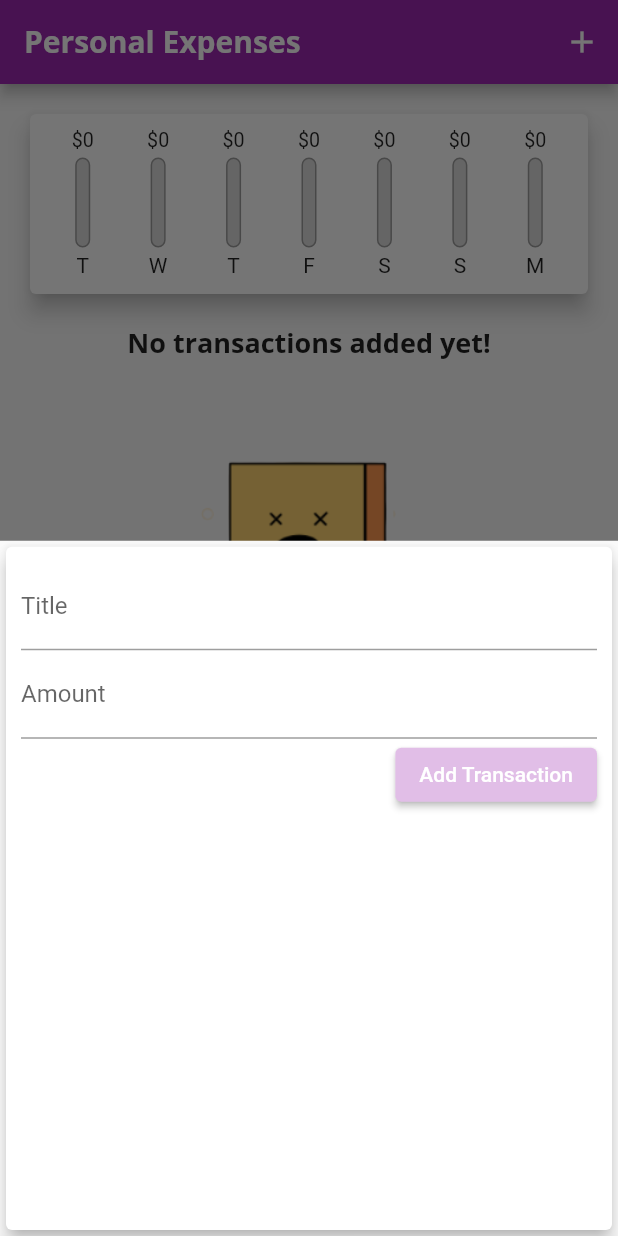
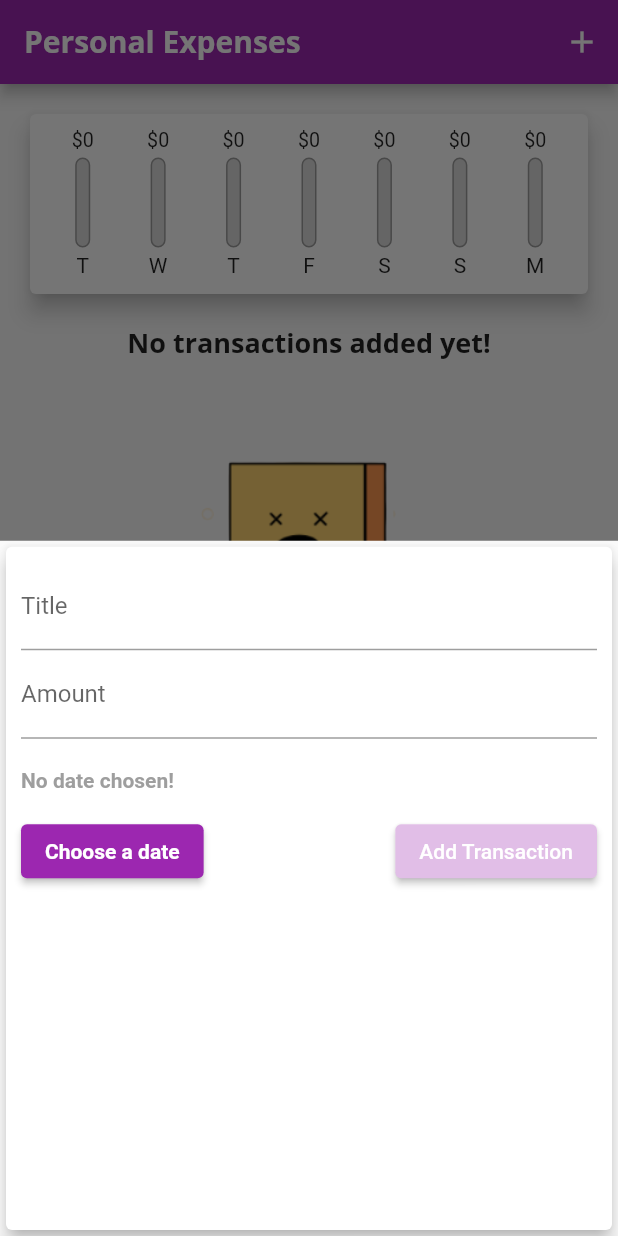
Before and after one commit to Eduard118/expenses_app, a Flutter app: the screen it shows after launch, after a tap on the "add" icon, on a phone screen of 412 x 824 dp. Run offline on Flutter 3.47's test engine with Material 2 defaults, Android fonts, the phone set to English and light mode, and no system bars.

Commit message:
final day

```diff
--- a/lib/main.dart
+++ b/lib/main.dart
@@ -58,7 +58,10 @@ class MyHomePage extends StatefulWidget {
 
 class _MyHomePageState extends State<MyHomePage> {
 
-  final List<Transaction> _userTransactions = [
+
+  GlobalKey<ChartState> globalKeyChart = GlobalKey<ChartState>();
+
+  List<Transaction> _userTransactions = [
     /*Transaction(
         id: 't1', title: 'New Shoes', amount: 69.99, date: DateTime.now()),
     Transaction(
@@ -79,11 +82,11 @@ class _MyHomePageState extends State<MyHomePage> {
     }).toList();
   }
 
-  void _addNewTransaction(String txTitle, double txAmount){
+  void _addNewTransaction(String txTitle, double txAmount, DateTime chosenDate){
     final newTx = Transaction(
       title: txTitle,
       amount: txAmount,
-      date: DateTime.now(),
+      date: chosenDate,
       id: DateTime.now().toString(),
     );
 
@@ -119,8 +122,16 @@ class _MyHomePageState extends State<MyHomePage> {
               //mainAxisAlignment: MainAxisAlignment.start,
               crossAxisAlignment: CrossAxisAlignment.stretch,
               children: <Widget>[
-                Chart(_userTransactions),
-                TransactionList(_userTransactions)
+                Chart(_userTransactions, key: globalKeyChart),
+                TransactionList(_userTransactions,
+                        (List<Transaction> localTransactions){
+                  _userTransactions = localTransactions;
+                  globalKeyChart.currentState?.updateRecentTransaction(_userTransactions);
+                  setState(() {
+
+                  });
+                }
+                )
               ],
             ),
         ),
--- a/lib/widgets/chart.dart
+++ b/lib/widgets/chart.dart
@@ -4,10 +4,29 @@ import 'package:intl/intl.dart';
 
 import 'chart_bar.dart';
 
-class Chart extends StatelessWidget {
-  final List<Transaction> recentTransactions;
+class Chart extends StatefulWidget {
+  List<Transaction> recentTransactions;
 
-  Chart(this.recentTransactions);
+  Chart(this.recentTransactions, {required Key key}) : super(key: key);
+
+  @override
+  State<Chart> createState() => ChartState();
+}
+
+class ChartState extends State<Chart> {
+
+  late List<Transaction> recentTransactions;
+
+  @override
+  void initState() {
+    recentTransactions = widget.recentTransactions;
+  }
+
+  void updateRecentTransaction(List<Transaction> auxTrans){
+    setState((){
+      recentTransactions = auxTrans;
+    });
+  }
 
   List<Map<String, dynamic>> get groupedTrnsactionValues{
     return List.generate(7, (index) {
@@ -35,6 +54,9 @@ class Chart extends StatelessWidget {
       return sum + item['amount'];
     });
   }
+
+
+
   @override
   Widget build(BuildContext context) {
     print(groupedTrnsactionValues);
--- a/lib/widgets/new_transaction.dart
+++ b/lib/widgets/new_transaction.dart
@@ -2,6 +2,8 @@ import 'dart:ui';
 import 'package:flutter/material.dart';
 import 'dart:math' as math;
 import 'package:flutter/services.dart';
+import 'package:intl/intl.dart';
+
 class NewTransaction extends StatefulWidget {
 
   final Function addTx;
@@ -13,22 +15,25 @@ class NewTransaction extends StatefulWidget {
 }
 
 class _NewTransactionState extends State<NewTransaction> {
-  final titleController = TextEditingController();
+  final _titleController = TextEditingController();
+  final _amountController = TextEditingController();
 
-  final amountController = TextEditingController();
 
   FocusNode amountFocusNode = FocusNode();
 
-  void submitDada(){
-    final enteredTitle = titleController.text;
+  bool dateWasSelectedFlag = false;
+  DateTime? _selectedDate;
+
+  void _submitDada(){
+    final enteredTitle = _titleController.text;
     double enteredAmount = 0.00;
 
     try{
-      enteredAmount = double.parse(amountController.text);
+      enteredAmount = double.parse(_amountController.text);
     }catch(_){
 
     }
-    if(enteredTitle.isEmpty || enteredAmount <= 0){
+    if(enteredTitle.isEmpty || enteredAmount <= 0 || _selectedDate == null){
       ///Reminder: try add a Snackbar message for invalid inputs
 
         return;
@@ -37,6 +42,7 @@ class _NewTransactionState extends State<NewTransaction> {
       widget.addTx(
         enteredTitle,
         enteredAmount,
+        _selectedDate,
       );
     Navigator.of(context).pop();
     ScaffoldMessenger.of(context).showSnackBar(SnackBar(
@@ -47,21 +53,39 @@ class _NewTransactionState extends State<NewTransaction> {
 
   }
 
+  Future<void> _presentDatePicker()async{
+    DateTime? res = await showDatePicker(
+      context: context,
+      initialDate: DateTime.now(),
+      firstDate: DateTime(2000),
+      lastDate: DateTime(2050),
+    );
+
+    if(res == null){
+      return;
+    }
+    setState(() {
+      _selectedDate = res;
+      dateWasSelectedFlag = true;
+    });
+  }
+
   bool functieVerificareValiditate(){
-    final enteredTitle = titleController.text;
+    final enteredTitle = _titleController.text;
     double enteredAmount = 0.00;
 
     try{
-      enteredAmount = double.parse(amountController.text);
+      enteredAmount = double.parse(_amountController.text);
     }catch(_){
 
     }
-    if(enteredTitle.isNotEmpty && enteredAmount > 0){
+    if(enteredTitle.isNotEmpty && enteredAmount > 0 && dateWasSelectedFlag == true){
       return true;
     }
-
     return false;
   }
+
+
 
   @override
   Widget build(BuildContext context) {
@@ -80,15 +104,15 @@ class _NewTransactionState extends State<NewTransaction> {
 
                 });
               },
-              controller: titleController,
+              controller: _titleController,
             ),
             TextField(
               decoration: InputDecoration(labelText: 'Amount'),
               focusNode: amountFocusNode,
-              controller: amountController,
+              controller: _amountController,
               keyboardType: const TextInputType.numberWithOptions(decimal: true, signed: false),
 
-              onSubmitted: (_) => submitDada(),
+              onSubmitted: (_) => _submitDada(),
               onChanged: (_){
                 setState(() {
 
@@ -96,15 +120,67 @@ class _NewTransactionState extends State<NewTransaction> {
               },
               inputFormatters: [
                 FilteringTextInputFormatter.deny(RegExp("[^0-9.-]")), DecimalTextInputFormatter(decimalRange: 2)]
+            ),
+            Container(
+              padding: EdgeInsets.only(top: 10, bottom: 10),
 
+              child: Row(
+                children: <Widget>[
+                  Padding(
+                    padding: EdgeInsets.fromLTRB(0, 10, 0, 5),
+                    child: Text(_selectedDate == null
+                        ? 'No date chosen!'
+                        : 'Picked date: ${DateFormat("dd MMM yyyy").format(_selectedDate!)}',
+                      style: TextStyle(
+                        fontWeight: FontWeight.bold,
+                        color: Colors.grey,
+                      ),
+                    ),
+                  ),
+                ],
+              ),
             ),
-            ElevatedButton(
-              style: ElevatedButton.styleFrom(
-                  primary: (functieVerificareValiditate())?Theme.of(context).primaryColorDark : Theme.of(context).primaryColorLight),
-              child: Text('Add Transaction'),
+            Row(
+              children: [
+                ElevatedButton(
+                  child: const Text('Choose a date',
+                    style: TextStyle(
+                        fontWeight: FontWeight.bold),
+                  ),
+                  onPressed: () {
+                    _presentDatePicker();
+                    setState(() {
 
-              onPressed: () => submitDada(),
+                    });
+                    ///Cod alegere data cu return type pe .pop({"flag" : date != null, "retVal" : date})
+                    // var res;
+                    // try{
+                    //   dateWasSelectedFlag = res["flag"];
+                    // }
+                    // catch(_){
+                    //   dateWasSelectedFlag = false;
+                    // }
+                    //
+                    // if(dateWasSelectedFlag){
+                    //   ///Move date of "retVal" in class variable
+                    // }
+                  },
+                ),
+                const Expanded(child: SizedBox(
+
+                ),
+
+                ),
+                ElevatedButton(
+                  style: ElevatedButton.styleFrom(
+                      primary: (functieVerificareValiditate())?Theme.of(context).primaryColorDark : Theme.of(context).primaryColorLight),
+                  child: Text('Add Transaction'),
+
+                  onPressed: () => _submitDada(),
+                ),
+              ],
             ),
+
           ],
         ),
       ),
--- a/lib/widgets/transaction_list.dart
+++ b/lib/widgets/transaction_list.dart
@@ -3,18 +3,33 @@ import '../models/transaction.dart';
 import 'package:intl/intl.dart';
 import 'package:expenses_app/main.dart';
 
+typedef TransactionFunction = void Function(List<Transaction>);
 
-class TransactionList extends StatelessWidget {
+class TransactionList extends StatefulWidget {
 
   final List<Transaction> transactions;
+  final TransactionFunction switchToSeach;
+  TransactionList(this.transactions, this.switchToSeach);
 
-  TransactionList(this.transactions);
+  @override
+  State<TransactionList> createState() => _TransactionListState();
+}
 
+class _TransactionListState extends State<TransactionList> {
+
+  Widget stackBehindDismiss(Color clr, Icon icn) {
+    return Container(
+      alignment: Alignment.centerRight,
+      padding: EdgeInsets.only(right: 20.0),
+      color: clr,
+      child: icn,
+    );
+  }
   @override
   Widget build(BuildContext context) {
     return Container(
       height: 470,
-       child: transactions.isEmpty ? Column(children: <Widget>[
+       child: widget.transactions.isEmpty ? Column(children: <Widget>[
           Text(
               'No transactions added yet!',
           style: Theme.of(context).textTheme.headline6,
@@ -31,7 +46,20 @@ class TransactionList extends StatelessWidget {
            :ListView.builder(
             itemBuilder: (ctx, index) {
 
-              return Card(
+              return Dismissible(
+                  background: stackBehindDismiss(Colors.red, Icon(Icons.delete, color: Colors.white,)),
+                key: UniqueKey(),
+                direction: DismissDirection.endToStart,
+                onDismissed: (direction) async {
+                if (direction == DismissDirection.endToStart) {
+                widget.transactions.removeAt(index);
+                widget.switchToSeach(widget.transactions);
+                setState(() {
+
+                });
+                }
+                  },
+                child: Card(
                   elevation: 5,
                   margin: EdgeInsets.symmetric(
                     vertical: 8,
@@ -43,20 +71,21 @@ class TransactionList extends StatelessWidget {
                       child: Padding(
                         padding: EdgeInsets.all(5),
                         child: FittedBox
-                        (child: Text('\$${transactions[index].amount}')),
+                          (child: Text('\$${widget.transactions[index].amount}')),
                       ),
                     ),
                     title: Text(
-                    transactions[index].title,
+                      widget.transactions[index].title,
                       style: Theme.of(context).textTheme.headline6,
                     ),
                     subtitle: Text(
-                      DateFormat.yMMMd().format(transactions[index].date)
+                        DateFormat.yMMMd().format(widget.transactions[index].date)
+                    ),
                   ),
                 ),
               );
          },
-         itemCount: transactions.length,
+         itemCount: widget.transactions.length,
 
         ),
     );
```
Lines whose indentation alone changed are shown as unchanged.
